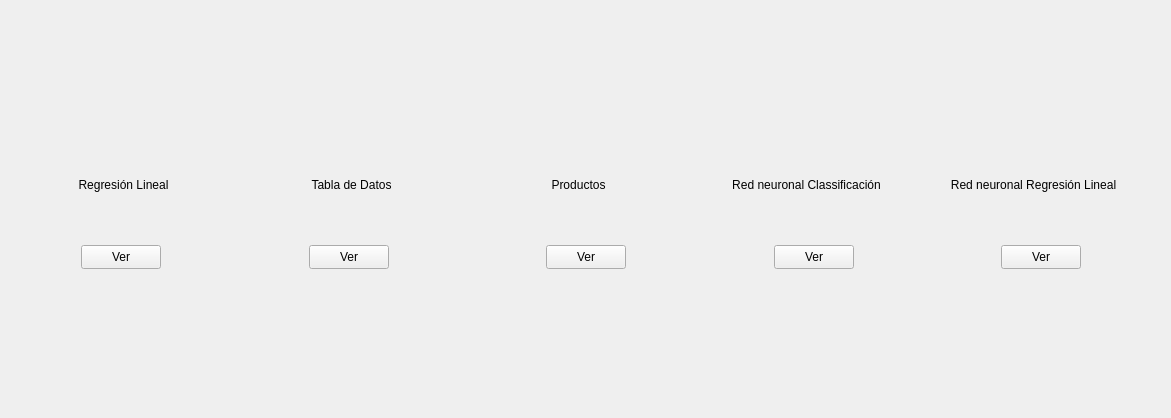
Above: kenworth-sales-expert-system/vistas/opcionesApp.ui from JAreyes98/kenworth-expert-sales-system before the change. Below: the same form after it.
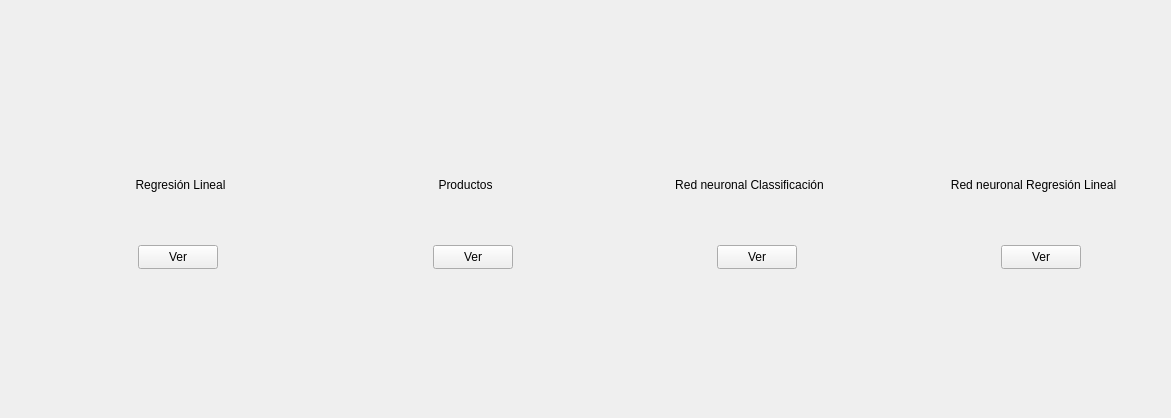
That is the form after the change.

Commit message: Se han actualizado las GUI's y corregido bugs como la falta de informacion en la base de datos que ya esta actualizada en el backup. Falta modificar la documentacion que se encuentra en los controladores, en la carpeta recursos

Diff of the .ui file:
```diff
--- a/kenworth-sales-expert-system/vistas/opcionesApp.ui
+++ b/kenworth-sales-expert-system/vistas/opcionesApp.ui
@@ -115,80 +115,6 @@
       </widget>
      </widget>
     </item>
-    <item>
-     <spacer name="horizontalSpacer_2">
-      <property name="orientation">
-       <enum>Qt::Horizontal</enum>
-      </property>
-      <property name="sizeHint" stdset="0">
-       <size>
-        <width>40</width>
-        <height>20</height>
-       </size>
-      </property>
-     </spacer>
-    </item>
-    <item>
-     <widget class="QWidget" name="widget2" native="true">
-      <property name="minimumSize">
-       <size>
-        <width>200</width>
-        <height>300</height>
-       </size>
-      </property>
-      <property name="maximumSize">
-       <size>
-        <width>200</width>
-        <height>300</height>
-       </size>
-      </property>
-      <property name="cursor">
-       <cursorShape>PointingHandCursor</cursorShape>
-      </property>
-      <widget class="QLabel" name="lbImgItem2">
-       <property name="geometry">
-        <rect>
-         <x>40</x>
-         <y>10</y>
-         <width>120</width>
-         <height>120</height>
-        </rect>
-       </property>
-       <property name="text">
-        <string/>
-       </property>
-      </widget>
-      <widget class="QLabel" name="lbTextItem2">
-       <property name="geometry">
-        <rect>
-         <x>7</x>
-         <y>150</y>
-         <width>191</width>
-         <height>20</height>
-        </rect>
-       </property>
-       <property name="text">
-        <string>Tabla de Datos</string>
-       </property>
-       <property name="alignment">
-        <set>Qt::AlignCenter</set>
-       </property>
-      </widget>
-      <widget class="QPushButton" name="btnItem2">
-       <property name="geometry">
-        <rect>
-         <x>60</x>
-         <y>220</y>
-         <width>80</width>
-         <height>24</height>
-        </rect>
-       </property>
-       <property name="text">
-        <string>Ver</string>
-       </property>
-      </widget>
-     </widget>
-    </item>
     <item>
      <spacer name="horizontalSpacer_3">
       <property name="orientation">
```
The commit also changes 15 other files.
